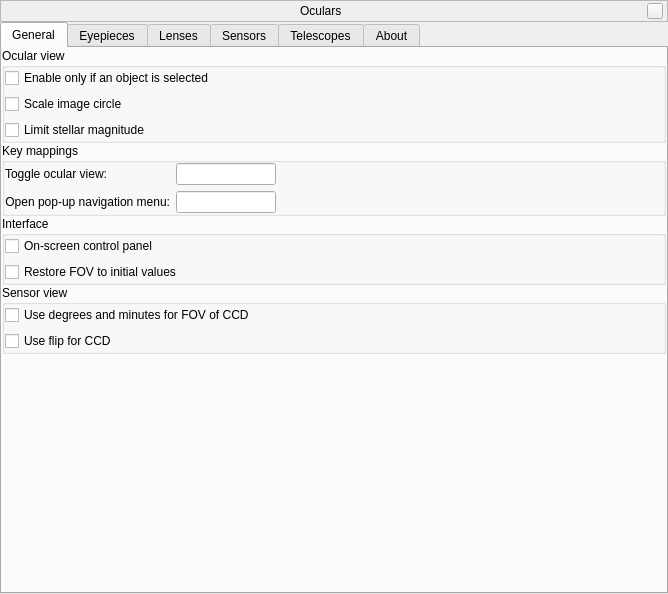
The window that plugins/Oculars/src/gui/ocularDialog.ui (519984307/stellarium_src) describes before a commit, drawn with Qt 5.
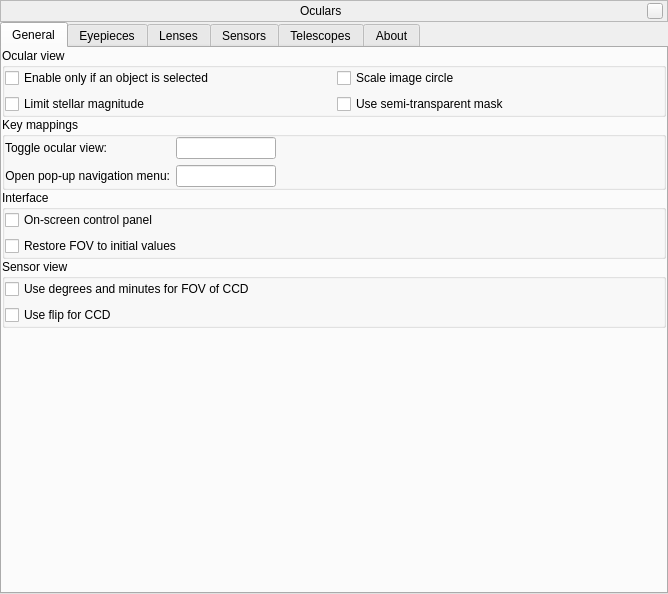
The same window after the commit. Icons and pictures are not drawn. Custom widgets are drawn as their Qt base class.

Commit message: Added implementation of semi-transparent mask in the Oculars plugin

Diff of the .ui file:
```diff
--- a/plugins/Oculars/src/gui/ocularDialog.ui
+++ b/plugins/Oculars/src/gui/ocularDialog.ui
@@ -183,7 +183,7 @@
             <property name="title">
              <string>Ocular view</string>
             </property>
-            <layout class="QVBoxLayout" name="verticalLayout_7">
+            <layout class="QGridLayout" name="gridLayout_6">
              <property name="leftMargin">
               <number>0</number>
              </property>
@@ -196,21 +196,14 @@
              <property name="bottomMargin">
               <number>0</number>
              </property>
-             <item>
+             <item row="0" column="0">
               <widget class="QCheckBox" name="requireSelectionCheckBox">
                <property name="text">
                 <string>Enable only if an object is selected</string>
                </property>
               </widget>
              </item>
-             <item>
-              <widget class="QCheckBox" name="scaleImageCircleCheckBox">
-               <property name="text">
-                <string>Scale image circle</string>
-               </property>
-              </widget>
-             </item>
-             <item>
+             <item row="3" column="0">
               <widget class="QCheckBox" name="limitStellarMagnitudeCheckBox">
                <property name="toolTip">
                 <string>Apply limits stellar magnitude for different apertures of telescopes</string>
@@ -220,6 +213,23 @@
                </property>
               </widget>
              </item>
+             <item row="0" column="1">
+              <widget class="QCheckBox" name="scaleImageCircleCheckBox">
+               <property name="text">
+                <string>Scale image circle</string>
+               </property>
+              </widget>
+             </item>
+             <item row="3" column="1">
+              <widget class="QCheckBox" name="semiTransparencyCheckBox">
+               <property name="toolTip">
+                <string/>
+               </property>
+               <property name="text">
+                <string>Use semi-transparent mask</string>
+               </property>
+              </widget>
+             </item>
             </layout>
            </widget>
           </item>
```
Left out of the diff: 1 changed line with no effect on the pictures. The commit also changes 5 other files.
